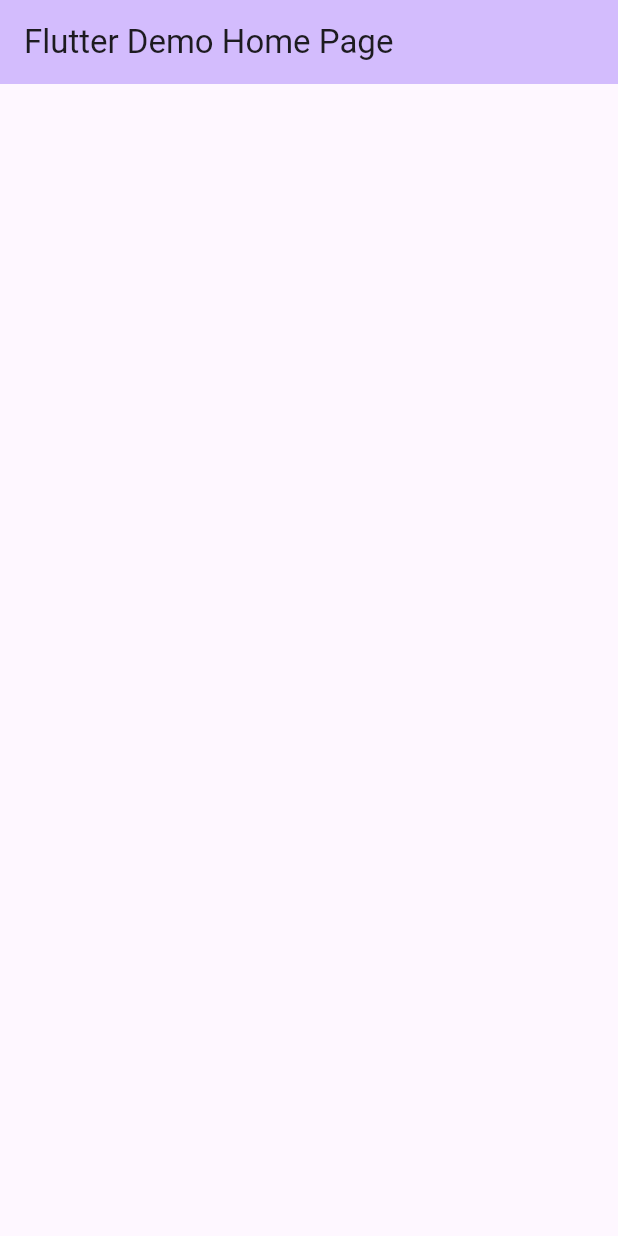
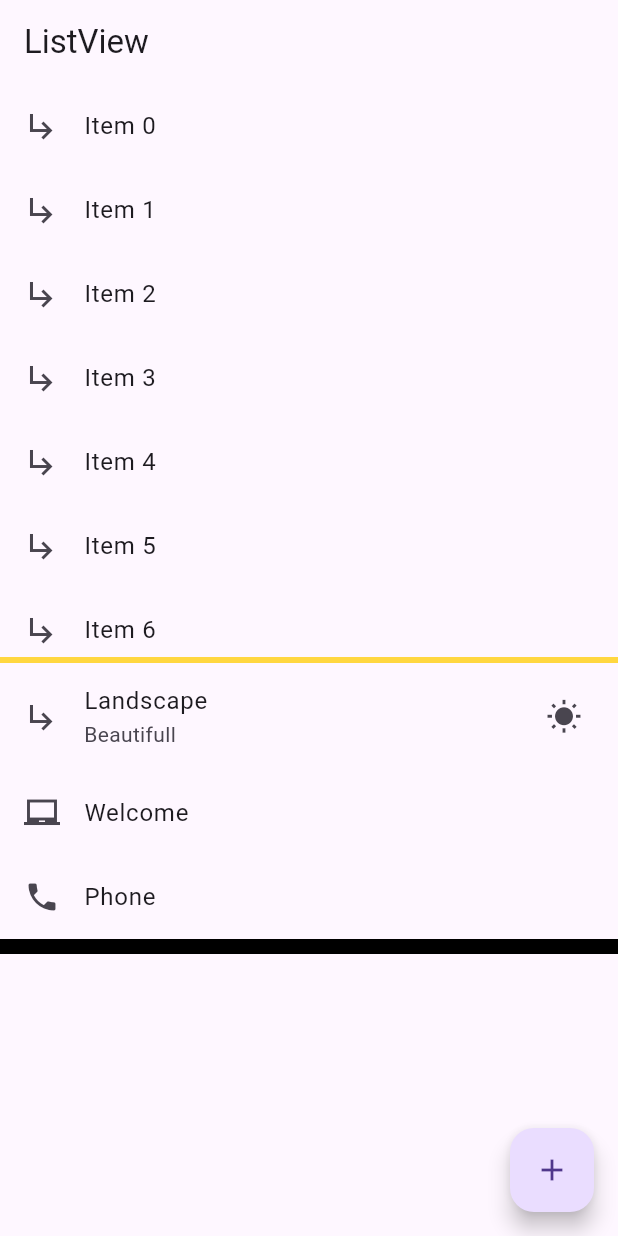
Before and after one commit to Mohammed-Dvlpr/Smartherd_Flutter_Doc, a Flutter app: the screen it shows after launch, on a phone screen of 412 x 824 dp. Run offline on Flutter 3.47's test engine with Material 3 defaults, Android fonts, the phone set to English and light mode, and no system bars.

Commit message:
2 chapter

```diff
--- /dev/null
+++ b/lib/listVvew_example.dart
@@ -0,0 +1,68 @@
+import 'package:flutter/material.dart';
+
+class ListvvewExample extends StatelessWidget {
+  const ListvvewExample({super.key});
+
+  @override
+  Widget build(BuildContext context) {
+    return MaterialApp(
+      home: Scaffold(
+        appBar: AppBar(
+          title: Text("ListView"),
+        ),
+        body: Column(
+          children: [
+            Expanded(child: getListView()),
+            Container(
+              height: 4,
+              color: Colors.amberAccent,
+            ),
+            Expanded(child: simpleList()),
+          ],
+        ),
+        floatingActionButton: FloatingActionButton(
+          onPressed: () {},
+          child: Icon(Icons.add),
+        ),
+      ),
+    );
+  }
+}
+
+List<String> getListElement() {
+  var items = List<String>.generate(50, (counter) => 'Item $counter');
+  return items;
+}
+
+Widget getListView() {
+  var listItems = getListElement();
+  var listView = ListView.builder(
+      itemCount: listItems.length,
+      itemBuilder: (context, index) {
+        return ListTile(
+          leading: const Icon(Icons.subdirectory_arrow_right_sharp),
+          title: Text(listItems[index]),
+        );
+      });
+  return listView;
+}
+
+Widget simpleList() {
+  var listView = ListView(
+    children: <Widget>[
+      ListTile(
+        leading: Icon(Icons.subdirectory_arrow_right_sharp),
+        title: Text('Landscape'),
+        subtitle: Text('Beautifull'),
+        trailing: Icon(Icons.wb_sunny),
+      ),
+      ListTile(leading: Icon(Icons.laptop_chromebook), title: Text('Welcome')),
+      ListTile(leading: Icon(Icons.phone), title: Text('Phone')),
+      Container(
+        height: 10,
+        color: Colors.black,
+      )
+    ],
+  );
+  return listView;
+}
--- a/lib/main.dart
+++ b/lib/main.dart
@@ -1,46 +1,16 @@
 import 'package:flutter/material.dart';
+import 'package:smartherd_flutter_document/app_screen/first_screen.dart';
+import 'package:smartherd_flutter_document/listVvew_example.dart';
 
 void main() {
-  runApp(const MyApp());
+  runApp(MyApp());
 }
 
 class MyApp extends StatelessWidget {
   const MyApp({super.key});
 
-  // This widget is the root of your application.
   @override
   Widget build(BuildContext context) {
-    return MaterialApp(
-      title: 'Flutter Demo',
-      theme: ThemeData(
-        // This is the theme of your application.
-        //
-
-        colorScheme: ColorScheme.fromSeed(seedColor: Colors.deepPurple),
-        useMaterial3: true,
-      ),
-      home: const MyHomePage(title: 'Flutter Demo Home Page'),
-    );
+    return ListvvewExample();
   }
 }
-
-class MyHomePage extends StatefulWidget {
-  const MyHomePage({super.key, required this.title});
-
-  final String title;
-
-  @override
-  State<MyHomePage> createState() => _MyHomePageState();
-}
-
-class _MyHomePageState extends State<MyHomePage> {
-  @override
-  Widget build(BuildContext context) {
-    return Scaffold(
-        appBar: AppBar(
-          backgroundColor: Theme.of(context).colorScheme.inversePrimary,
-          title: Text(widget.title),
-        ),
-        body: Center());
-  }
-}
```
Also changed, not shown: lib/app_screen/first_screen.dart (+97 -3 lines), pubspec.yaml (+9 -9 lines), fonts/Raleway-Bold.ttf (added), images/image.png (added), images/img.png (added), 1 other file.
